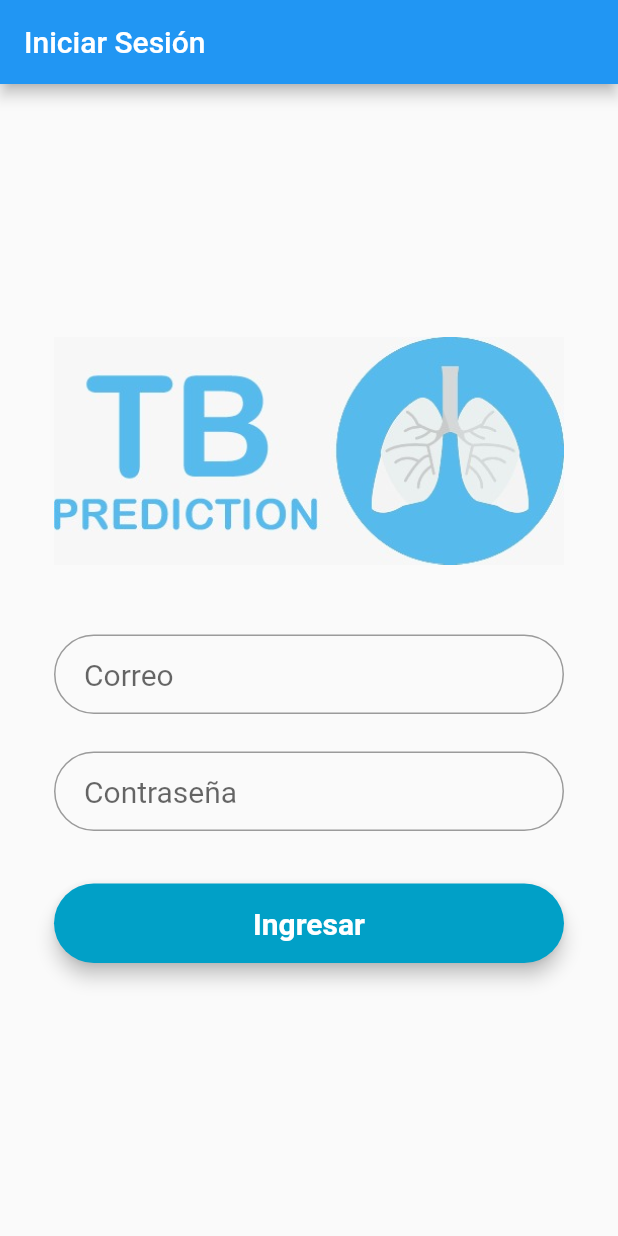
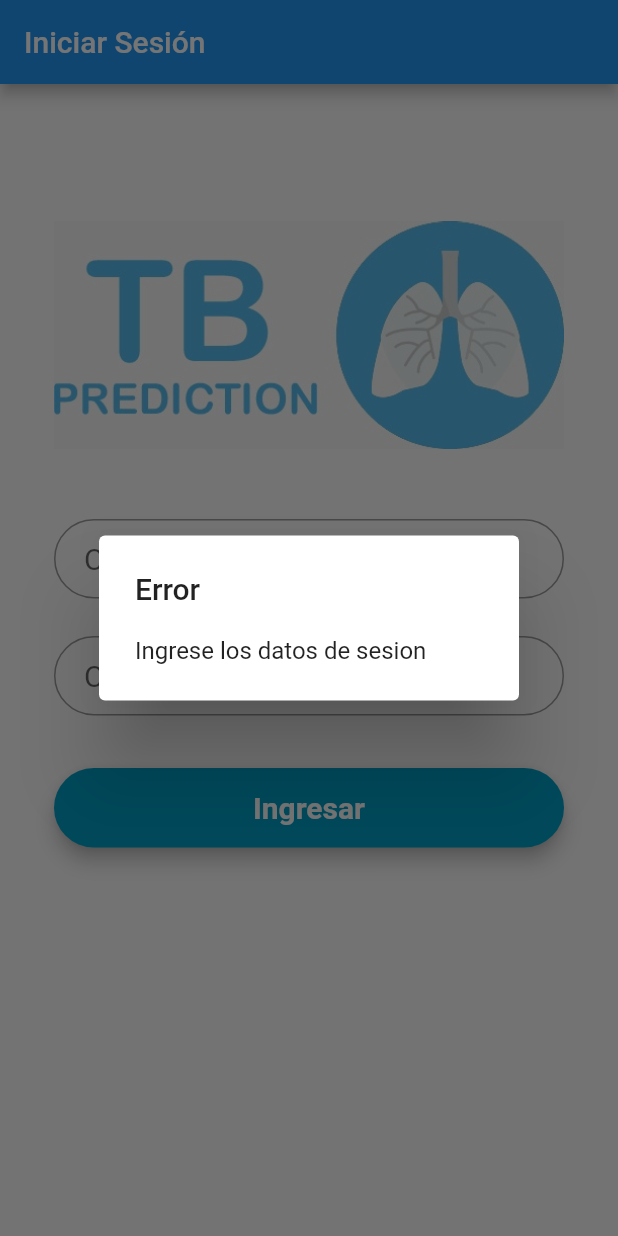
Before and after one commit to jeffaristi92/app-diagnosticos, a Flutter app: the screen it shows after launch, after a tap on "Ingresar", on a phone screen of 412 x 824 dp. Run offline on Flutter 3.47's test engine with Material 2 defaults, Android fonts, the phone set to English and light mode, and no system bars; Roboto replaces fonts that are missing (Montserrat).

Commit message:
Inicio de sesion

```diff
--- a/lib/src/pages/login_page.dart
+++ b/lib/src/pages/login_page.dart
@@ -1,7 +1,10 @@
 import 'package:flutter/material.dart';
+import 'package:app_diagnosticos/src/providers/login_provider.dart';
 
 class LoginPage extends StatelessWidget {
   TextStyle style = TextStyle(fontFamily: 'Montserrat', fontSize: 20.0);
+  final TextEditingController _usernameController = TextEditingController();
+  final TextEditingController _passwordController = TextEditingController();
 
   @override
   Widget build(BuildContext context) {
@@ -9,12 +12,18 @@ class LoginPage extends StatelessWidget {
       appBar: AppBar(
         title: Text('Iniciar Sesión'),
       ),
-      body: Container(
+      body: SingleChildScrollView(
+        child: Container(
           padding: EdgeInsets.symmetric(horizontal: 36.0),
           child: Column(
             mainAxisAlignment: MainAxisAlignment.center,
             crossAxisAlignment: CrossAxisAlignment.center,
             children: <Widget>[
+              SafeArea(
+                child: Container(
+                  height: 90.0,
+                ),
+              ),
               SizedBox(
                   height: 155.0,
                   child: Image(
@@ -23,6 +32,7 @@ class LoginPage extends StatelessWidget {
                       fit: BoxFit.fitWidth)),
               SizedBox(height: 45.0),
               TextField(
+                controller: _usernameController,
                 obscureText: false,
                 style: style,
                 decoration: InputDecoration(
@@ -34,6 +44,7 @@ class LoginPage extends StatelessWidget {
               // Divider(),
               SizedBox(height: 25.0),
               TextField(
+                controller: _passwordController,
                 obscureText: true,
                 style: style,
                 decoration: InputDecoration(
@@ -53,7 +64,24 @@ class LoginPage extends StatelessWidget {
                 child: MaterialButton(
                   minWidth: MediaQuery.of(context).size.width,
                   padding: EdgeInsets.fromLTRB(20.0, 15.0, 20.0, 15.0),
-                onPressed: () {},
+                  onPressed: () async {
+                    var username = _usernameController.text;
+                    var password = _passwordController.text;
+
+                    if (username == "" || password == "")
+                      displayDialog(
+                          context, "Error", "Ingrese los datos de sesion");
+                    else {
+                      LoginProvider provider = new LoginProvider();
+                      var result = await provider.login(username, password);
+                      if (result != null) {
+                        Navigator.pushNamed(context, 'examen');
+                      } else {
+                        displayDialog(
+                            context, "Error", "Correo o cantrseña incorrectos");
+                      }
+                    }
+                  },
                   child: Text("Ingresar",
                       textAlign: TextAlign.center,
                       style: style.copyWith(
@@ -66,6 +94,13 @@ class LoginPage extends StatelessWidget {
             ],
           ),
         ),
+      ),
     );
   }
+
+  void displayDialog(context, title, text) => showDialog(
+        context: context,
+        builder: (context) =>
+            AlertDialog(title: Text(title), content: Text(text)),
+      );
 }
```
Also changed, not shown: lib/src/pages/diagnostigos_page.dart (added, +31 -0 lines). Lines whose indentation alone changed are shown as unchanged.
